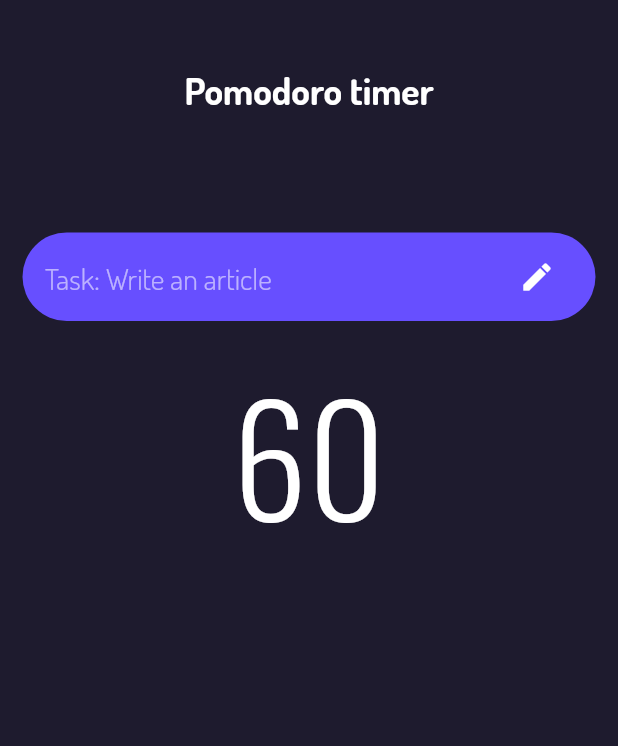
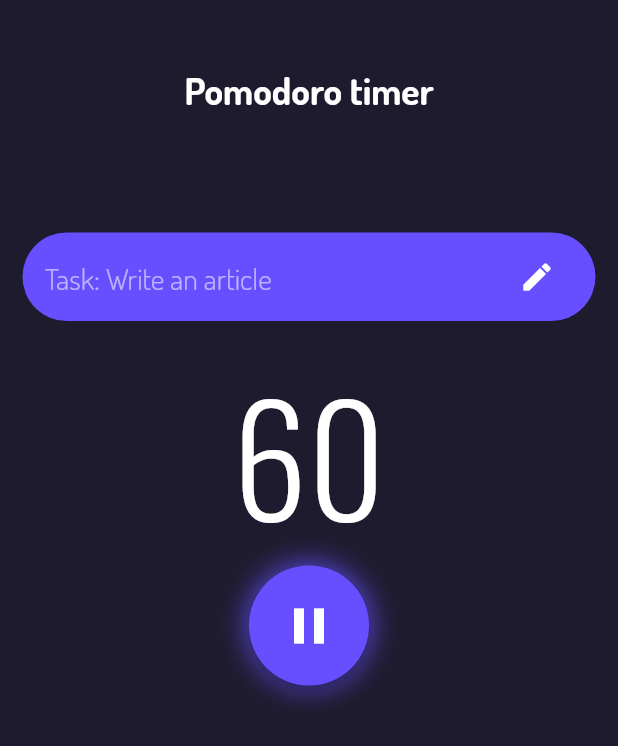
Before and after one commit to selimokten/pofo_focus, a Flutter app: the screen it shows after launch, on a phone screen of 412 x 824 dp. Shown: the top 746 px of the screen. Run offline on Flutter 3.47's test engine with Material 2 defaults, Android fonts, the phone set to English and light mode, and no system bars; our stand-ins replace device_preview.

Commit message:
Files Upload

```diff
--- a/lib/constants.dart
+++ b/lib/constants.dart
@@ -30,3 +30,9 @@ const TextStyle kTimerTextStyle = TextStyle(
   fontFamily: 'Oswald',
   fontWeight: FontWeight.w500,
 );
+
+ButtonStyle kStartButtonStyle = ButtonStyle(
+  shape: MaterialStateProperty.all(const CircleBorder()),
+  backgroundColor: MaterialStateProperty.all(kSecondColor),
+  padding: MaterialStateProperty.all(const EdgeInsets.all(20)),
+);
--- a/lib/views/home_view.dart
+++ b/lib/views/home_view.dart
@@ -10,6 +10,8 @@ class HomeView extends StatefulWidget {
 }
 
 class _HomeViewState extends State<HomeView> {
+  bool isCountdownStart = true;
+
   @override
   Widget build(BuildContext context) {
     return Scaffold(
@@ -54,14 +56,41 @@ class _HomeViewState extends State<HomeView> {
                   ),
                   style: kMainTextStyle,
                   // Hold Value
-                  onChanged: (value) {
-
-                  },
+                  onChanged: (value) {},
                 ),
               ),
             ),
           ),
-          const Text('60', style: kTimerTextStyle,),
+          const Text(
+            '60',
+            style: kTimerTextStyle,
+          ),
+          Container(
+            decoration: const BoxDecoration(
+              shape: BoxShape.circle,
+              boxShadow: [
+                BoxShadow(
+                  color: kSecondColor,
+                  blurRadius: 17,
+                )
+              ]
+            ),
+            child: ElevatedButton(
+              style: kStartButtonStyle,
+              onPressed: (() {}),
+              child: isCountdownStart == true
+                  ? const Icon(
+                      Icons.pause,
+                      size: 40,
+                      color: kTextColor,
+                    )
+                  : const Icon(
+                      Icons.arrow_right,
+                      size: 40,
+                      color: kTextColor,
+                    ),
+            ),
+          ),
         ],
       ),
     );
```
